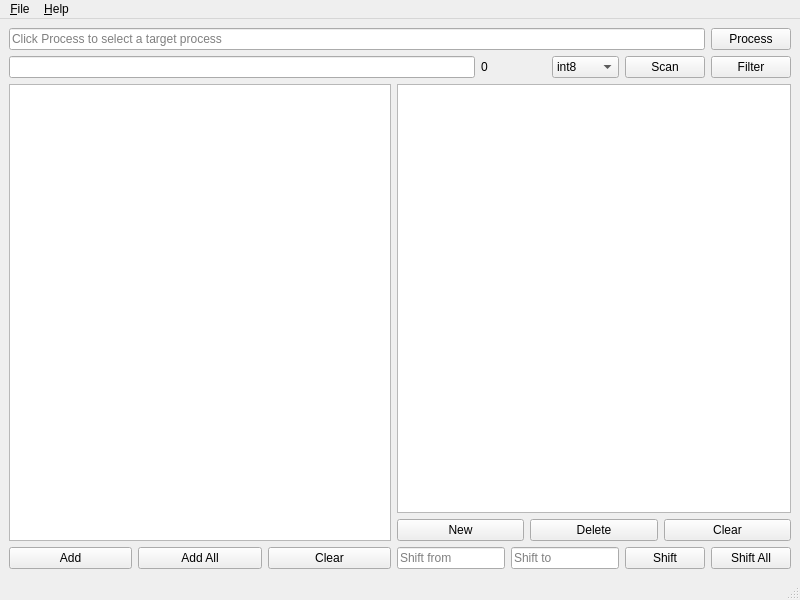
Old version of the form ui/main-qt.ui in the repository allencch/med.
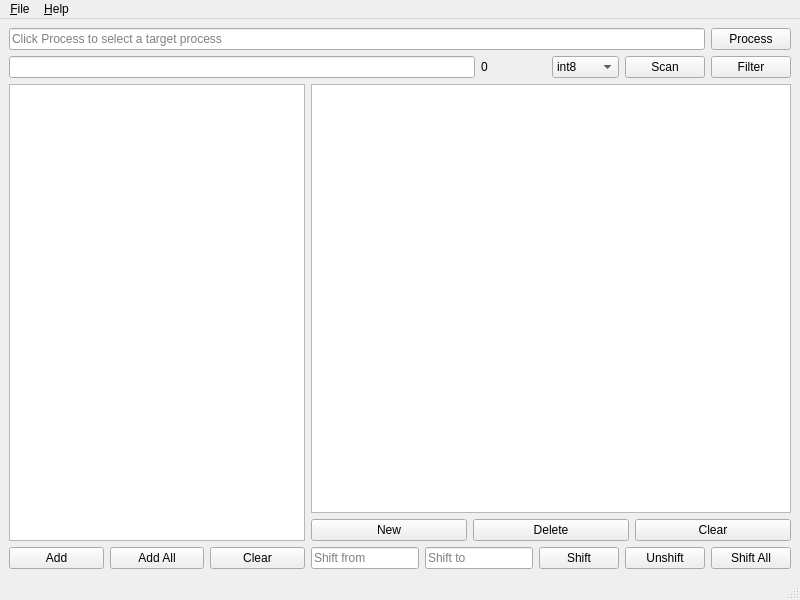
New version of the form.

Commit message:
Add unshift button
Refactoring several widgets for direct access

```diff
--- a/ui/main-qt.ui
+++ b/ui/main-qt.ui
@@ -201,6 +201,13 @@
             </property>
            </widget>
           </item>
+          <item>
+           <widget class="QPushButton" name="storeUnshift">
+            <property name="text">
+             <string>Unshift</string>
+            </property>
+           </widget>
+          </item>
           <item>
            <widget class="QPushButton" name="storeShiftAll">
             <property name="text">
```
The commit also changes 2 other files.
